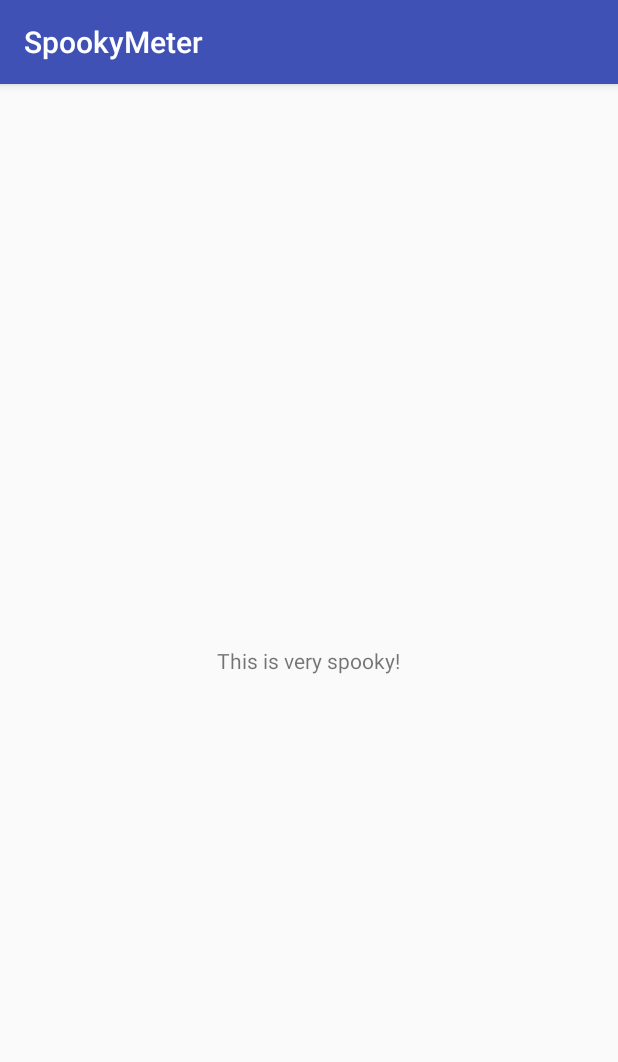
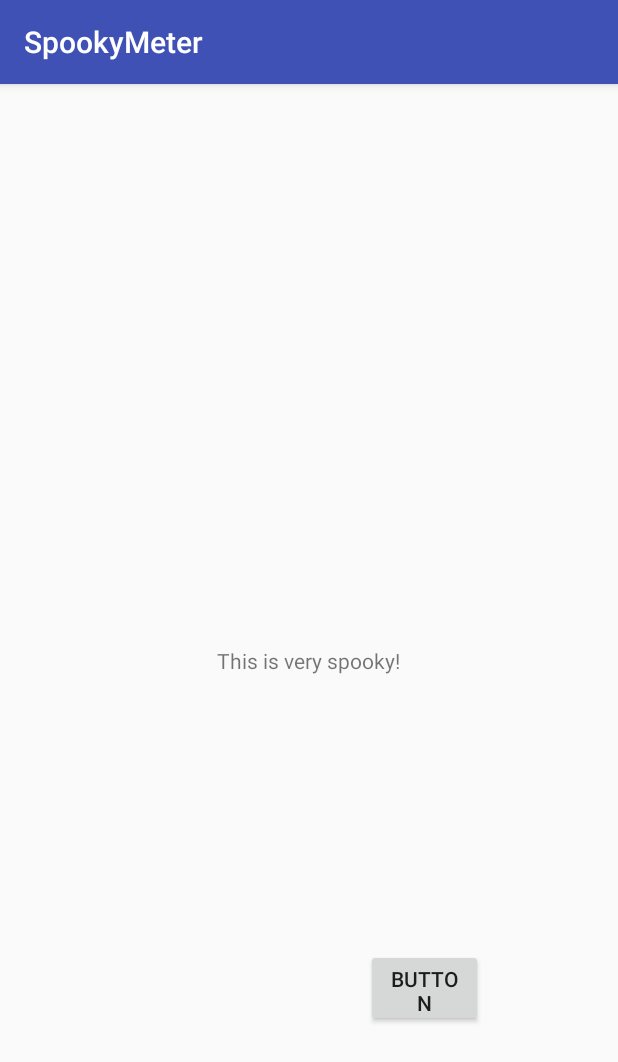
Before and after one commit to Luminations/spooky, an Android app: the screen it shows after launch (MainActivity), on a phone screen of 412 x 824 dp. Shown: the top 1062 px of the screen. Run offline under Robolectric (Android 15) with nearby library versions, the phone set to English and light mode, and no system bars.

Commit message:
added spookyfactor iterface. and new activity (Spooky detail).

```diff
--- a/spooky/Programm/app/src/main/java/team1/red/zli/spookymeter/MainActivity.java
+++ b/spooky/Programm/app/src/main/java/team1/red/zli/spookymeter/MainActivity.java
@@ -1,13 +1,36 @@
 package team1.red.zli.spookymeter;
 
+import android.content.Intent;
 import android.support.v7.app.AppCompatActivity;
 import android.os.Bundle;
+import android.view.View;
+import android.widget.Button;
+
+import java.util.ArrayList;
+
+import team1.red.zli.spookymeter.SpookyFactors.SpookyFactor;
 
 public class MainActivity extends AppCompatActivity {
 
+    ArrayList<SpookyFactor> spookyFactors;
+    int spooky;
     @Override
     protected void onCreate(Bundle savedInstanceState) {
         super.onCreate(savedInstanceState);
         setContentView(R.layout.activity_main);
+
+
+        Button next = (Button) findViewById(R.id.button2);
+        next.setOnClickListener(new View.OnClickListener() {
+            public void onClick(View view) {
+                Intent myIntent = new Intent(view.getContext(), SpookyDetail.class);
+                startActivityForResult(myIntent, 0);
+            }
+        });
+
+        spookyFactors = new ArrayList<>();
+
+
+
     }
 }
--- /dev/null
+++ b/spooky/Programm/app/src/main/java/team1/red/zli/spookymeter/SpookyFactors/SpookyFactor.java
@@ -0,0 +1,10 @@
+package team1.red.zli.spookymeter.SpookyFactors;
+
+/**
+ * Created by admin on 13.11.2017.
+ */
+
+public interface SpookyFactor {
+    public int getSpookyFactor();
+    public String name();
+}
--- a/spooky/Programm/app/src/main/res/layout/activity_main.xml
+++ b/spooky/Programm/app/src/main/res/layout/activity_main.xml
@@ -15,4 +15,20 @@
         app:layout_constraintRight_toRightOf="parent"
         app:layout_constraintTop_toTopOf="parent" />
 
+    <Button
+        android:id="@+id/button2"
+        android:layout_width="78dp"
+        android:layout_height="52dp"
+        android:layout_marginBottom="16dp"
+        android:layout_marginStart="8dp"
+        android:layout_marginTop="8dp"
+        android:text="Button"
+        app:layout_constraintBottom_toBottomOf="parent"
+        app:layout_constraintEnd_toEndOf="parent"
+        app:layout_constraintHorizontal_bias="0.723"
+        app:layout_constraintStart_toStartOf="parent"
+        app:layout_constraintTop_toTopOf="parent"
+        app:layout_constraintVertical_bias="0.822"
+        android:layout_marginLeft="8dp" />
+
 </android.support.constraint.ConstraintLayout>
--- /dev/null
+++ b/spooky/Programm/app/src/main/res/layout/spooky_detail.xml
@@ -0,0 +1,6 @@
+<?xml version="1.0" encoding="utf-8"?>
+<android.support.constraint.ConstraintLayout
+    xmlns:android="http://schemas.android.com/apk/res/android" android:layout_width="match_parent"
+    android:layout_height="match_parent">
+
+</android.support.constraint.ConstraintLayout>
```
Also changed, not shown: spooky/Programm/app/src/main/AndroidManifest.xml (+11 -0 lines), spooky/Programm/app/src/main/java/team1/red/zli/spookymeter/SpookyDetail.java (added, +18 -0 lines).
